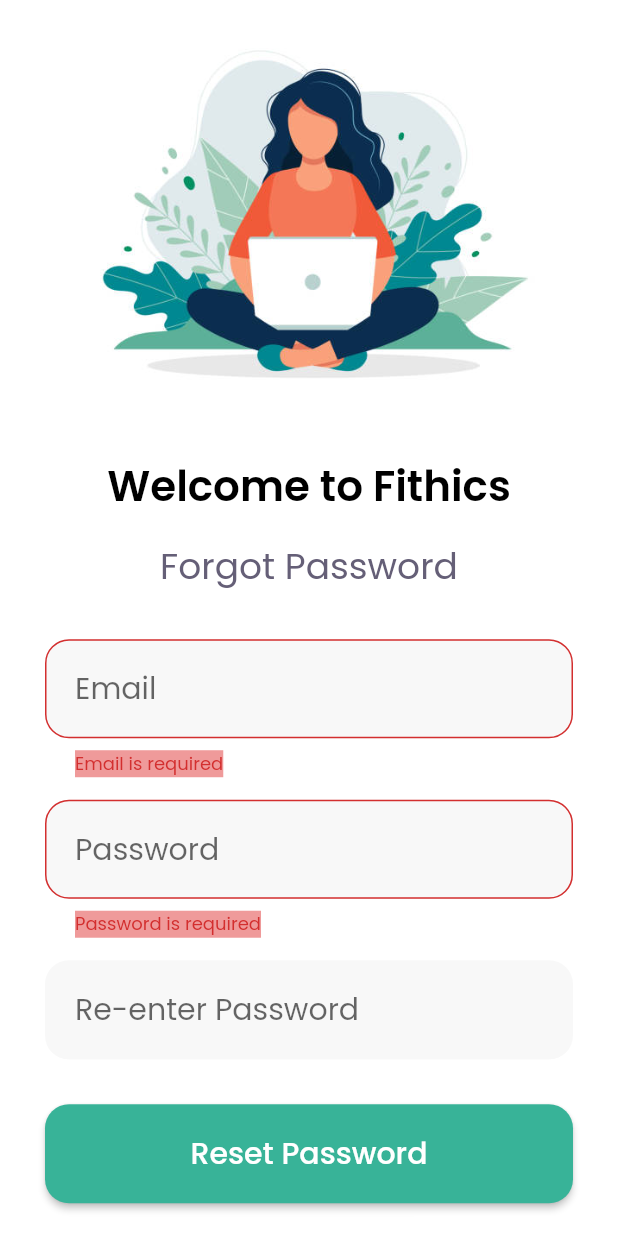
After one commit to ayush712/fitness-app, a Flutter app: the ForgotPassword screen opened by its route, after a tap on "Reset Password", on a phone screen of 412 x 824 dp. The commit adds this screen. Run offline on Flutter 3.47's test engine with Material 2 defaults, Android fonts, the phone set to English and light mode, and no system bars; our stand-ins replace form_field_validator; generated files the repository leaves out were written again.

Commit message:
feat: form validation and forgot password

```diff
--- a/lib/main.dart
+++ b/lib/main.dart
@@ -1,3 +1,4 @@
+import 'package:fithics_mobile/screens/forgot_password/forgot_password.dart';
 import 'package:fithics_mobile/screens/sign_in/sign_in.dart';
 import 'package:fithics_mobile/screens/sign_up/sign_up.dart';
 import 'package:fithics_mobile/shared/store/locale_model.dart';
@@ -31,6 +32,7 @@ class MyApp extends StatelessWidget {
       routes: {
         SignIn.id: (context) => SignIn(),
         SignUp.id: (context) => SignUp(),
+        ForgotPassword.id: (context) => ForgotPassword(),
         // RegistrationScreen.id: (context) => RegistrationScreen(),
         // ChatScreen.id: (context) => ChatScreen(),
       },
--- /dev/null
+++ b/lib/screens/forgot_password/forgot_password.dart
@@ -0,0 +1,113 @@
+import 'package:fithics_mobile/shared/components/button_wrapper/button_wrapper.dart';
+import 'package:fithics_mobile/shared/components/text_field_wrapper/text_field_wrapper.dart';
+import 'package:fithics_mobile/shared/constants/styles.dart';
+import 'package:fithics_mobile/shared/services/validators.dart';
+import 'package:fithics_mobile/shared/store/theme_model.dart';
+import 'package:flutter/material.dart';
+import 'package:provider/provider.dart';
+import 'package:flutter_gen/gen_l10n/app_localizations.dart';
+
+//import 'package:modal_progress_hud/modal_progress_hud.dart';
+
+class ForgotPassword extends StatelessWidget {
+  static const String id = 'forgot_password';
+  final showSpinner = false;
+  final _formKey = GlobalKey<FormState>();
+  @override
+  Widget build(BuildContext context) {
+    String email = "";
+    String password = "";
+    String confirmPassword = "";
+    return Scaffold(
+      body: SafeArea(
+        child: ListView(
+          padding: EdgeInsets.symmetric(horizontal: kSpaceBetweenTwoFields * 2),
+          children: [
+            Form(
+              key: _formKey,
+              child: Column(
+                crossAxisAlignment: CrossAxisAlignment.center,
+                children: <Widget>[
+                  Image.asset('assets/images/forgot_password.jpeg'),
+                  SizedBox(
+                    height: kSpaceBetweenTwoFields,
+                  ),
+                  Text(
+                    AppLocalizations.of(context)!.welcomeText,
+                    style: getHeaderStyle(
+                        Provider.of<ThemeModel>(context).currentTheme),
+                  ),
+                  SizedBox(
+                    height: kSpaceBetweenTwoFields,
+                  ),
+                  Text(
+                    AppLocalizations.of(context)!.forgotPassword,
+                    style: getSubHeaderStyle(
+                        Provider.of<ThemeModel>(context).currentTheme),
+                  ),
+                  SizedBox(
+                    height: kSpaceBetweenTwoFields * 2,
+                  ),
+                  TextFieldWrapper(
+                    placeholder: AppLocalizations.of(context)!.email,
+                    validator: emailValidator(context),
+                    onChanged: (value) {
+                      email = value;
+                    },
+                    keyboardType: TextInputType.emailAddress,
+                  ),
+                  SizedBox(
+                    height: kSpaceBetweenTwoFields,
+                  ),
+                  TextFieldWrapper(
+                    placeholder: AppLocalizations.of(context)!.password,
+                    validator: passwordValidator(context),
+                    obscureText: true,
+                    onChanged: (value) {
+                      password = value;
+                    },
+                    keyboardType: TextInputType.text,
+                  ),
+                  SizedBox(
+                    height: kSpaceBetweenTwoFields,
+                  ),
+                  TextFieldWrapper(
+                    placeholder: AppLocalizations.of(context)!.reenterPassword,
+                    validator: (val) => confirmPasswordValidator(
+                        context: context, text1: password, text2: val),
+                    obscureText: true,
+                    onChanged: (value) {
+                      confirmPassword = value;
+                    },
+                    keyboardType: TextInputType.text,
+                  ),
+                  SizedBox(
+                    height: kSpaceBetweenTwoFields * 2,
+                  ),
+                  Column(
+                    crossAxisAlignment: CrossAxisAlignment.stretch,
+                    children: [
+                      ButtonWrapper(
+                          buttonType: ButtonType.ElevatedButton,
+                          onPressed: () {
+                            if (_formKey.currentState!.validate()) {
+                              print(email);
+                              print(password);
+                              print(confirmPassword);
+                            }
+                          },
+                          title: AppLocalizations.of(context)!.resetPassword),
+                      SizedBox(
+                        height: kSpaceBetweenTwoFields * 2,
+                      ),
+                    ],
+                  ),
+                ],
+              ),
+            )
+          ],
+        ),
+      ),
+    );
+  }
+}
--- a/lib/screens/sign_in/sign_in.dart
+++ b/lib/screens/sign_in/sign_in.dart
@@ -4,26 +4,29 @@ import 'package:fithics_mobile/shared/components/button_wrapper/button_wrapper.d
 import 'package:fithics_mobile/shared/components/signup_signin_redirection.dart/signup_signin_redirection.dart';
 import 'package:fithics_mobile/shared/components/text_field_wrapper/text_field_wrapper.dart';
 import 'package:fithics_mobile/shared/constants/styles.dart';
+import 'package:fithics_mobile/shared/services/validators.dart';
 import 'package:fithics_mobile/shared/store/theme_model.dart';
 import 'package:flutter/material.dart';
 import 'package:provider/provider.dart';
 import 'package:flutter_gen/gen_l10n/app_localizations.dart';
 
 //import 'package:modal_progress_hud/modal_progress_hud.dart';
-const double kSpaceBetweenTwoFields = 15.0;
-
 class SignIn extends StatelessWidget {
   static const String id = 'sign_in';
   final showSpinner = false;
-  // This widget is the root of your application.
   @override
   Widget build(BuildContext context) {
+    String email = "";
+    String password = "";
+    final _formKey = GlobalKey<FormState>();
     return Scaffold(
       body: SafeArea(
         child: ListView(
           padding: EdgeInsets.symmetric(horizontal: kSpaceBetweenTwoFields * 2),
           children: [
-            Column(
+            Form(
+              key: _formKey,
+              child: Column(
                 crossAxisAlignment: CrossAxisAlignment.center,
                 mainAxisAlignment: MainAxisAlignment.spaceBetween,
                 children: <Widget>[
@@ -51,8 +54,9 @@ class SignIn extends StatelessWidget {
                       ),
                       TextFieldWrapper(
                         placeholder: AppLocalizations.of(context)!.email,
+                        validator: emailValidator(context),
                         onChanged: (value) {
-                        //email = value;
+                          email = value;
                         },
                         keyboardType: TextInputType.emailAddress,
                         autofocus: true,
@@ -62,9 +66,10 @@ class SignIn extends StatelessWidget {
                       ),
                       TextFieldWrapper(
                         placeholder: AppLocalizations.of(context)!.password,
+                        validator: passwordValidator(context),
                         obscureText: true,
                         onChanged: (value) {
-                        //email = value;
+                          password = value;
                         },
                         keyboardType: TextInputType.text,
                       ),
@@ -76,7 +81,12 @@ class SignIn extends StatelessWidget {
                         children: [
                           ButtonWrapper(
                               buttonType: ButtonType.OutlinedButton,
-                            onPressed: () {},
+                              onPressed: () {
+                                if (_formKey.currentState!.validate()) {
+                                  print(email);
+                                  print(password);
+                                }
+                              },
                               title: AppLocalizations.of(context)!.signIn),
                           SizedBox(
                             height: kSpaceBetweenTwoFields * 2,
@@ -95,8 +105,8 @@ class SignIn extends StatelessWidget {
                     ],
                   ),
                   Padding(
-                  padding:
-                      const EdgeInsets.only(bottom: kSpaceBetweenTwoFields * 2),
+                    padding: const EdgeInsets.only(
+                        bottom: kSpaceBetweenTwoFields * 2),
                     child: SignUpSignInRedirection(
                       text: AppLocalizations.of(context)!.noAccount,
                       linkText: AppLocalizations.of(context)!.signUp,
@@ -104,6 +114,7 @@ class SignIn extends StatelessWidget {
                     ),
                   ),
                 ],
+              ),
             )
           ],
         ),
--- a/lib/screens/sign_up/sign_up.dart
+++ b/lib/screens/sign_up/sign_up.dart
@@ -9,20 +9,23 @@ import 'package:provider/provider.dart';
 import 'package:flutter_gen/gen_l10n/app_localizations.dart';
 
 //import 'package:modal_progress_hud/modal_progress_hud.dart';
-const double kSpaceBetweenTwoFields = 15.0;
-
 class SignUp extends StatelessWidget {
   static const String id = 'sign_up';
   final showSpinner = false;
-  // This widget is the root of your application.
   @override
   Widget build(BuildContext context) {
+    String name = "";
+    String email = "";
+    String password = "";
+    final _formKey = GlobalKey<FormState>();
     return Scaffold(
       body: SafeArea(
         child: ListView(
           padding: EdgeInsets.symmetric(horizontal: kSpaceBetweenTwoFields * 2),
           children: [
-            Column(
+            Form(
+              key: _formKey,
+              child: Column(
                 crossAxisAlignment: CrossAxisAlignment.center,
                 mainAxisAlignment: MainAxisAlignment.spaceBetween,
                 children: <Widget>[
@@ -51,7 +54,7 @@ class SignUp extends StatelessWidget {
                       TextFieldWrapper(
                         placeholder: AppLocalizations.of(context)!.name,
                         onChanged: (value) {
-                        //email = value;
+                          name = value;
                         },
                         keyboardType: TextInputType.name,
                         autofocus: true,
@@ -62,7 +65,7 @@ class SignUp extends StatelessWidget {
                       TextFieldWrapper(
                         placeholder: AppLocalizations.of(context)!.email,
                         onChanged: (value) {
-                        //email = value;
+                          email = value;
                         },
                         keyboardType: TextInputType.emailAddress,
                       ),
@@ -73,7 +76,7 @@ class SignUp extends StatelessWidget {
                         placeholder: AppLocalizations.of(context)!.password,
                         obscureText: true,
                         onChanged: (value) {
-                        //email = value;
+                          password = value;
                         },
                         keyboardType: TextInputType.text,
                       ),
@@ -85,8 +88,15 @@ class SignUp extends StatelessWidget {
                         children: [
                           ButtonWrapper(
                               buttonType: ButtonType.ElevatedButton,
-                            onPressed: () => {},
-                            title: AppLocalizations.of(context)!.createAccount),
+                              onPressed: () {
+                                if (_formKey.currentState!.validate()) {
+                                  print(email);
+                                  print(password);
+                                  print(name);
+                                }
+                              },
+                              title:
+                                  AppLocalizations.of(context)!.createAccount),
                           SizedBox(
                             height: kSpaceBetweenTwoFields * 2,
                           ),
@@ -95,8 +105,8 @@ class SignUp extends StatelessWidget {
                     ],
                   ),
                   Padding(
-                  padding:
-                      const EdgeInsets.only(bottom: kSpaceBetweenTwoFields * 2),
+                    padding: const EdgeInsets.only(
+                        bottom: kSpaceBetweenTwoFields * 2),
                     child: SignUpSignInRedirection(
                       text: AppLocalizations.of(context)!.haveAccount,
                       linkText: AppLocalizations.of(context)!.signIn,
@@ -104,6 +114,7 @@ class SignUp extends StatelessWidget {
                     ),
                   ),
                 ],
+              ),
             )
           ],
         ),
--- a/lib/shared/components/text_field_wrapper/text_field_wrapper.dart
+++ b/lib/shared/components/text_field_wrapper/text_field_wrapper.dart
@@ -8,15 +8,17 @@ class TextFieldWrapper extends StatelessWidget {
   final bool obscureText;
   final String obscuringCharacter = '*';
   final bool autofocus;
+  final validator;
   TextFieldWrapper(
       {required this.placeholder,
       required this.onChanged,
+      this.validator,
       this.obscureText = false,
       this.keyboardType = TextInputType.text,
       this.autofocus = false});
   @override
   Widget build(BuildContext context) {
-    return TextField(
+    return TextFormField(
         obscureText: obscureText,
         obscuringCharacter: obscuringCharacter,
         keyboardType: keyboardType,
@@ -24,6 +26,6 @@ class TextFieldWrapper extends StatelessWidget {
         autofocus: autofocus,
         textInputAction: TextInputAction.next,
         decoration: kTextFieldInputDecoration.copyWith(hintText: placeholder),
-    );
+        validator: (val) => validator?.call(val));
   }
 }
--- a/lib/shared/constants/styles.dart
+++ b/lib/shared/constants/styles.dart
@@ -8,6 +8,8 @@ const double kLargeFontSize = 28.0;
 const double kFieldBorderRadius = 16.0;
 const double kFieldVerticlePadding = 18.0;
 const double kFieldHorizontalPadding = 20.0;
+
+const double kSpaceBetweenTwoFields = 15.0;
 
 const String kFontFamily = 'Poppins';
 
--- a/lib/shared/services/utils.dart
+++ /dev/null
@@ -1 +0,0 @@
-getLokalizedText(context, String key) {}
--- /dev/null
+++ b/lib/shared/services/validators.dart
@@ -0,0 +1,74 @@
+//import 'package:flutter/material.dart';
+import 'package:form_field_validator/form_field_validator.dart';
+import 'package:flutter_gen/gen_l10n/app_localizations.dart';
+
+RequiredValidator requiredValidator(String errorText) {
+  return RequiredValidator(errorText: errorText);
+}
+
+MinLengthValidator minLengthValidator(
+    {required int minLength, required String errorText}) {
+  return MinLengthValidator(8, errorText: errorText);
+}
+
+MaxLengthValidator maxLengthValidator(
+    {required int maxLength, required String errorText}) {
+  return MaxLengthValidator(8, errorText: errorText);
+}
+
+PatternValidator patternValidator(
+    {required String errorText,
+    required Pattern pattern,
+    bool caseSensitive = true}) {
+  return PatternValidator(pattern,
+      errorText: errorText, caseSensitive: caseSensitive);
+}
+
+MultiValidator nameValidator(context) {
+  AppLocalizations? translations = AppLocalizations.of(context);
+  return MultiValidator([
+    RequiredValidator(errorText: translations!.nameRequiredError),
+    MaxLengthValidator(8, errorText: translations.nameMaxLengthError),
+  ]);
+}
+
+MultiValidator emailValidator(context) {
+  AppLocalizations? translations = AppLocalizations.of(context);
+  return MultiValidator([
+    RequiredValidator(errorText: translations!.emailRequiredError),
+    EmailValidator(errorText: translations.emailInValidError),
+  ]);
+}
+
+MultiValidator passwordValidator(context) {
+  AppLocalizations? translations = AppLocalizations.of(context);
+  return MultiValidator([
+    RequiredValidator(errorText: translations!.passwordRequiredError),
+    MinLengthValidator(8, errorText: translations.passwordMinLengthError),
+    MaxLengthValidator(8, errorText: translations.passwordMaxLengthError),
+    PatternValidator(r'(?=.*?[#?!@$%^&*-])',
+        errorText: translations.passwordRegexError)
+  ]);
+}
+
+MultiValidator mobileValidator(context) {
+  AppLocalizations? translations = AppLocalizations.of(context);
+  return MultiValidator([
+    RequiredValidator(errorText: translations!.mobileRequiredError),
+    PatternValidator(
+        r'+(9[976]\d|8[987530]\d|6[987]\d|5[90]\d|42\d|3[875]\d|2[98654321]\d|9[8543210]|8[6421]|6[6543210]|5[87654321]|4[987654310]|3[9643210]|2[70]|7|1)\W*\d\W*\d\W*\d\W*\d\W*\d\W*\d\W*\d\W*\d\W*(\d{1,2})',
+        errorText: translations.mobileRegexError)
+  ]);
+}
+
+matchValidator(
+    {required String errorText, required String text1, required String text2}) {
+  return MatchValidator(errorText: errorText).validateMatch(text1, text2);
+}
+
+confirmPasswordValidator(
+    {required context, required String text1, required String text2}) {
+  AppLocalizations? translations = AppLocalizations.of(context);
+  return MatchValidator(errorText: translations!.confirmPasswordError)
+      .validateMatch(text1, text2);
+}
--- a/pubspec.yaml
+++ b/pubspec.yaml
@@ -29,6 +29,7 @@ dependencies:
   cupertino_icons: ^1.0.2
   modal_progress_hud: ^0.1.3
   provider: ^5.0.0
+  form_field_validator: ^1.1.0
 
 dev_dependencies:
   flutter_test:
```
Also changed, not shown: assets/language/app_en.arb (+15 -1 lines), assets/language/app_es.arb (+14 -1 lines), assets/images/forgot_password.jpeg (added), pubspec.lock. Lines whose indentation alone changed are shown as unchanged.
